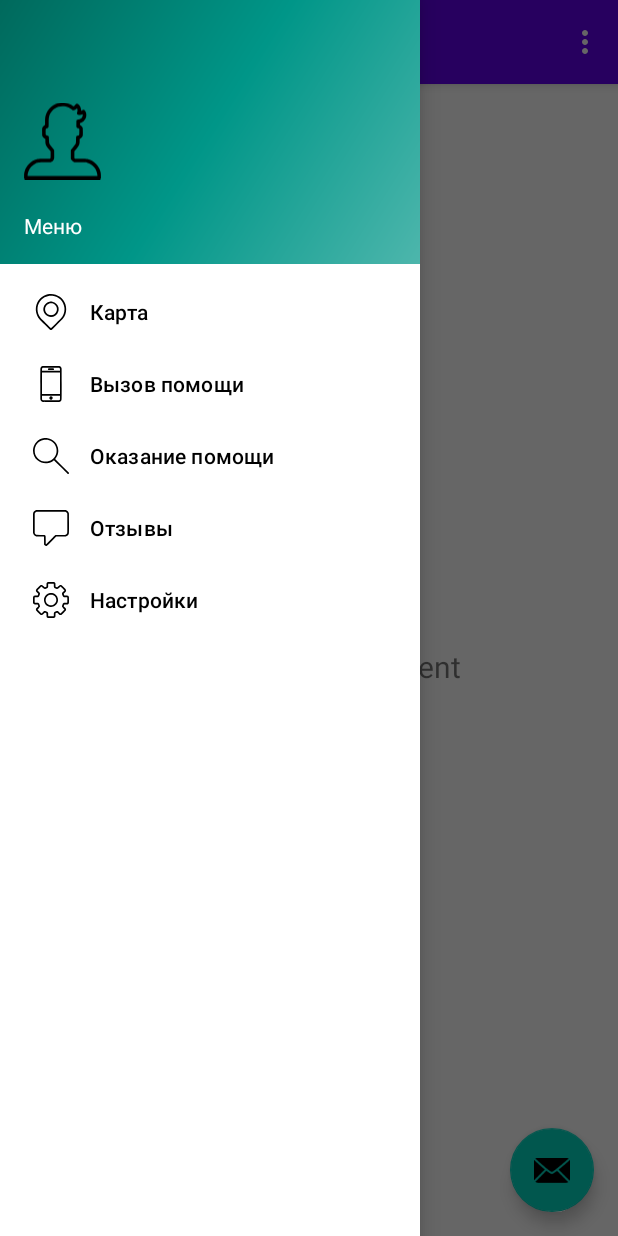
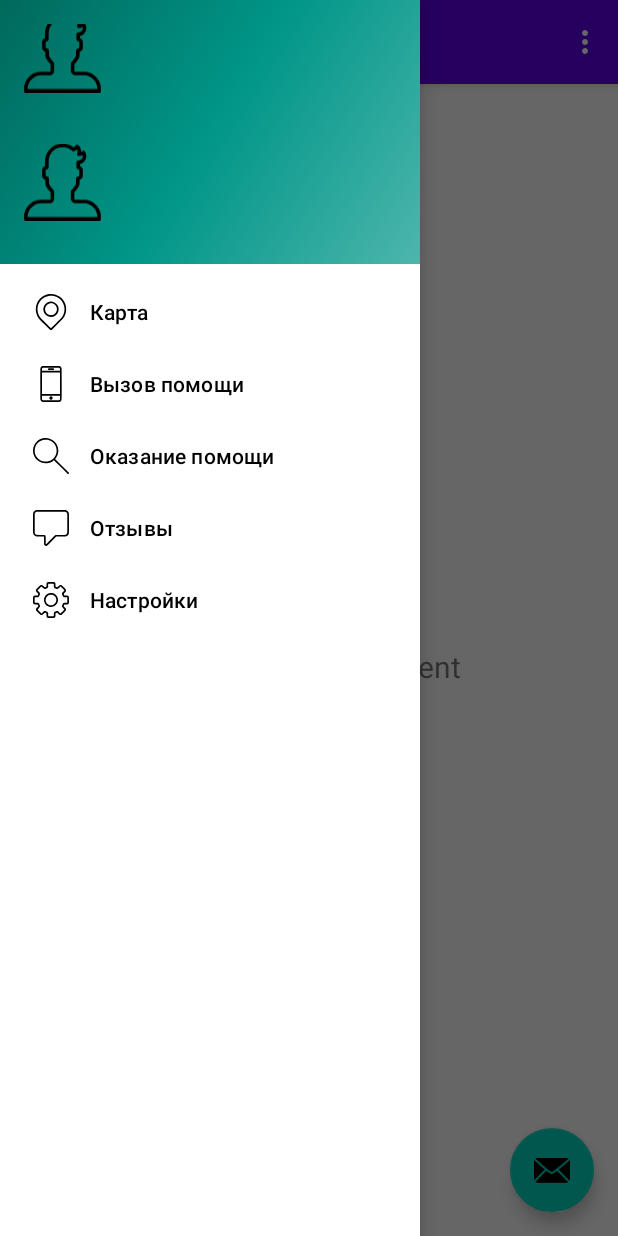
Before and after one commit to HindSight11/app_project, an Android app: the screen it shows after launch (MainActivity), with the side drawer open, on a phone screen of 412 x 824 dp. Run offline under Robolectric (Android 15) with nearby library versions, the phone set to English and light mode, and no system bars; our stand-ins replace navigation-ui.

Commit message:
feat: add image in nav

```diff
--- a/app/src/main/res/layout/nav_header_main.xml
+++ b/app/src/main/res/layout/nav_header_main.xml
@@ -20,6 +20,13 @@
         android:paddingTop="@dimen/nav_header_vertical_spacing"
         app:srcCompat="@drawable/ic_accout_avatar" />
 
+    <ImageView
+        android:layout_width="51dp"
+        android:layout_height="85dp"
+        android:contentDescription="@string/nav_header_desc"
+        android:paddingTop="@dimen/nav_header_vertical_spacing"
+        app:srcCompat="@drawable/ic_accout_avatar" />
+
     <TextView
         android:layout_width="match_parent"
         android:layout_height="wrap_content"
```
